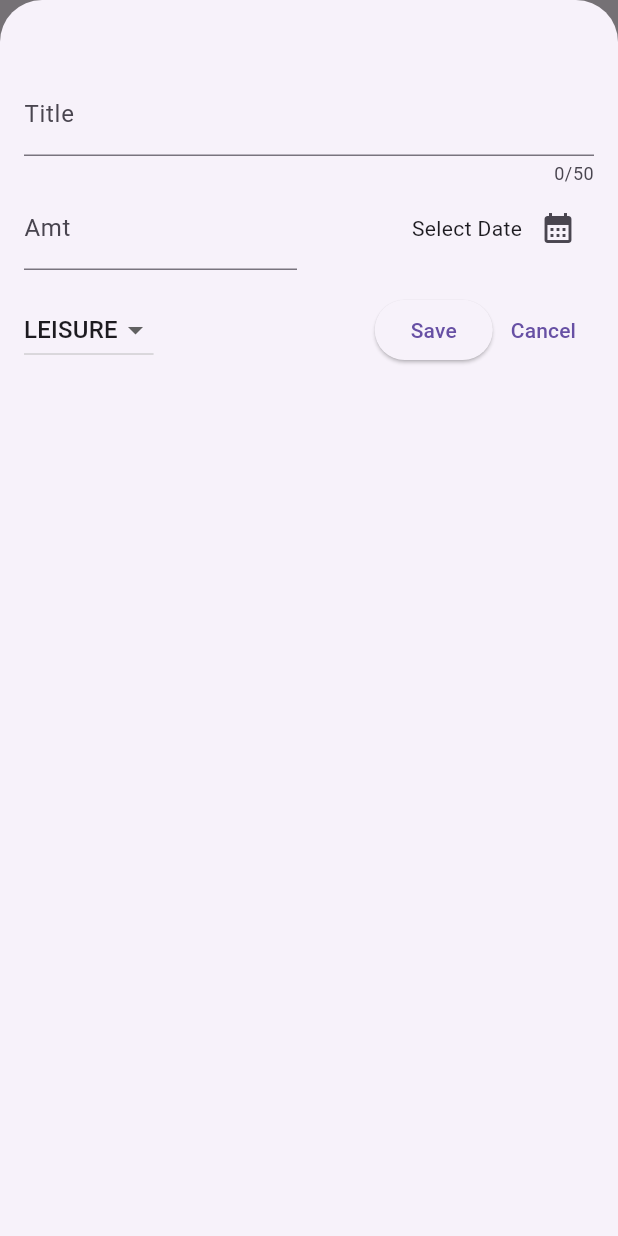
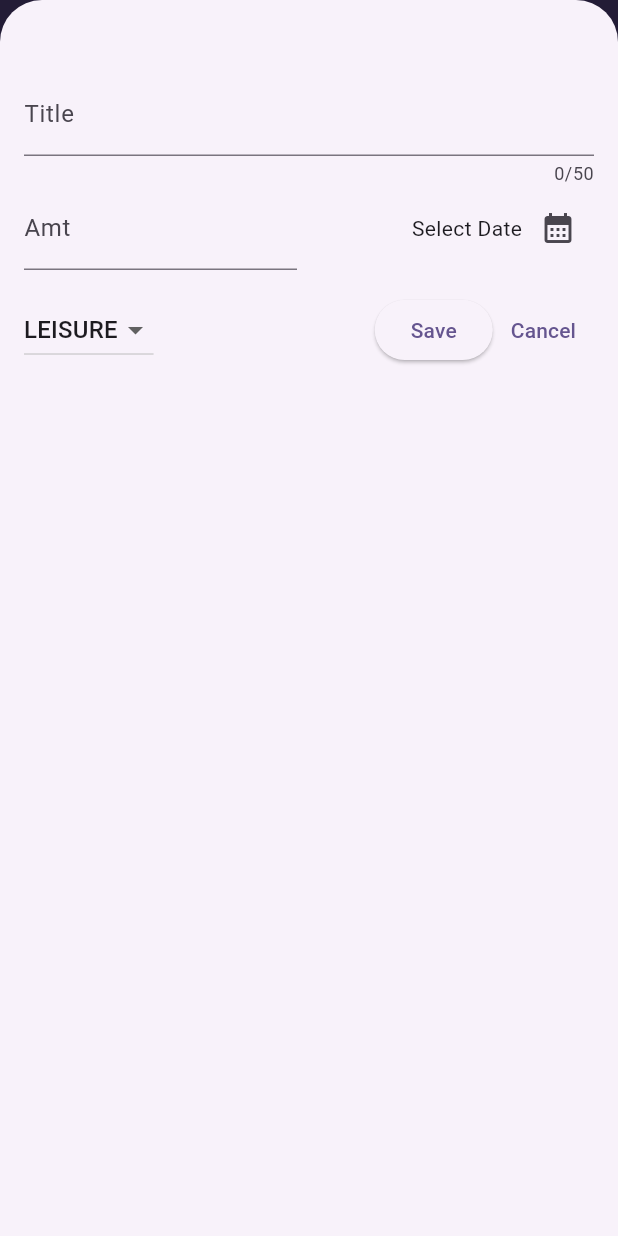
Before and after one commit to Jangle-Parth/Expense-Tracker, a Flutter app: the screen it shows after launch, after a tap on the "add" icon, on a phone screen of 412 x 824 dp. Run offline on Flutter 3.47's test engine with Material 3 defaults, Android fonts, the phone set to English and light mode, and no system bars.

Commit message:
Worked on Theming

```diff
--- a/lib/main.dart
+++ b/lib/main.dart
@@ -1,8 +1,26 @@
 import 'package:expense_tracker/widget/expenses.dart';
 import 'package:flutter/material.dart';
 
+var kColorScheme =
+    ColorScheme.fromSeed(seedColor: const Color.fromARGB(255, 96, 59, 181));
 void main() {
-  runApp(const MaterialApp(
-    home: Expenses(),
+  runApp(MaterialApp(
+    theme: ThemeData().copyWith(
+      useMaterial3: true,
+      colorScheme: kColorScheme,
+      appBarTheme: const AppBarTheme().copyWith(
+        backgroundColor: kColorScheme.onPrimaryContainer,
+        foregroundColor: kColorScheme.primaryContainer,
+        centerTitle: true,
+      ),
+      cardTheme: const CardTheme().copyWith(
+        color: kColorScheme.secondaryContainer,
+        margin: const EdgeInsets.symmetric(horizontal: 16, vertical: 8),
+      ),
+      elevatedButtonTheme: ElevatedButtonThemeData(
+        style: ElevatedButton.styleFrom(),
+      ),
+    ),
+    home: const Expenses(),
   ));
 }
--- a/lib/widget/expenses.dart
+++ b/lib/widget/expenses.dart
@@ -54,7 +54,7 @@ class _ExpensesState extends State<Expenses> {
     ScaffoldMessenger.of(context).clearSnackBars();
     ScaffoldMessenger.of(context).showSnackBar(
       SnackBar(
-        duration: Duration(seconds: 3),
+        duration: const Duration(seconds: 3),
         content: const Text("Expense Deleted"),
         action: SnackBarAction(
             label: "Undo",
```
Also changed, not shown: 1 other file.
